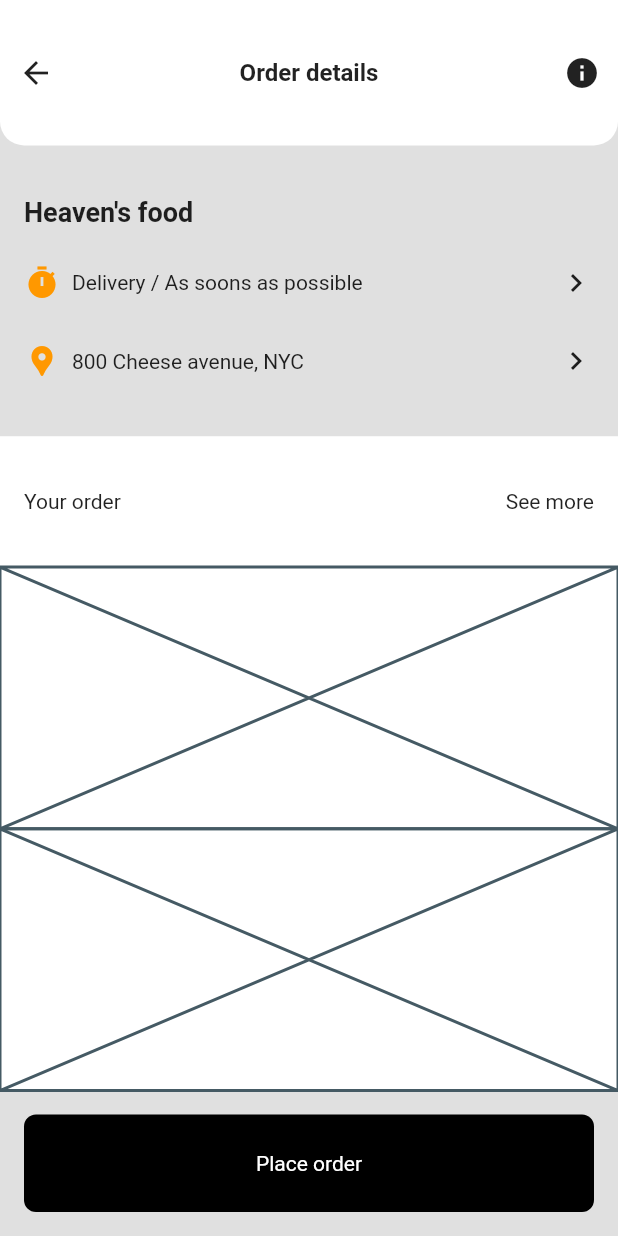
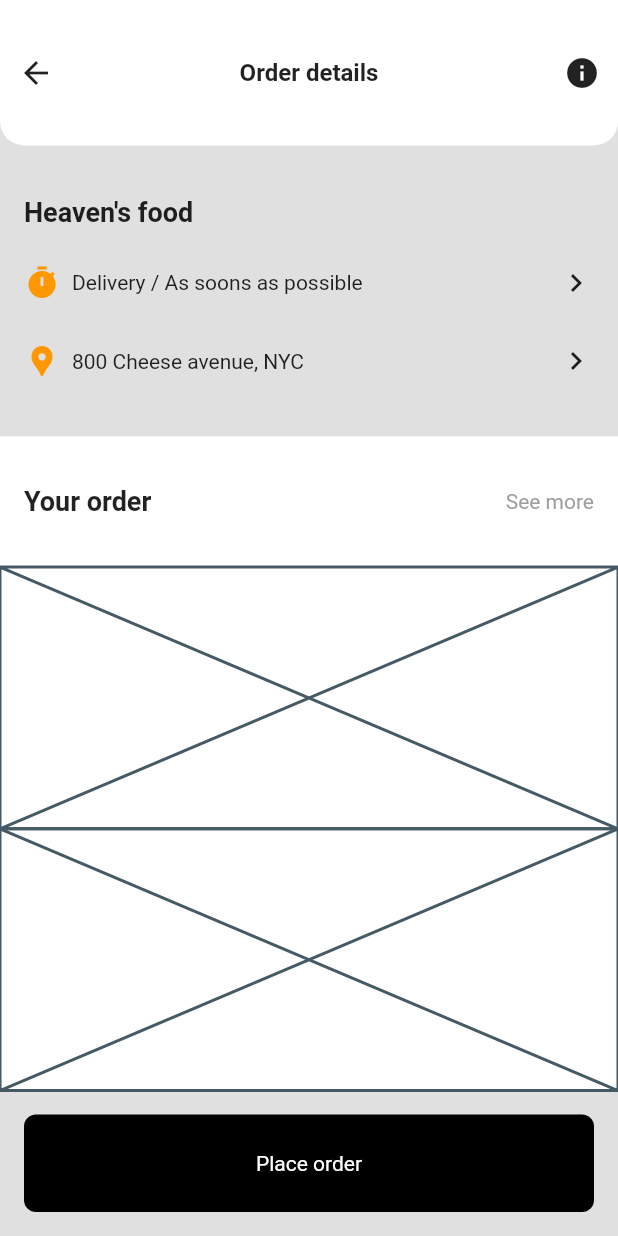
Before and after one commit to JAICHANGPARK/flutter_notebook_11th_story, a Flutter app: the screen it shows after launch, item 2 of the bottom bar chosen, on a phone screen of 412 x 824 dp. Run offline on Flutter 3.47's test engine with Material 2 defaults, Android fonts, the phone set to English and light mode, and no system bars; our stand-ins replace backdrop, badges, flutter_inner_drawer, flutter_slidable, flutter_swiper, google_fonts; network calls fail.

Commit message:
Update food_order_page.dart

```diff
--- a/lib/ep744_food_app/ui/food_order_page.dart
+++ b/lib/ep744_food_app/ui/food_order_page.dart
@@ -99,8 +99,13 @@ class _FoodOrderPageState extends State<FoodOrderPage> {
                       child: Row(
                         mainAxisAlignment: MainAxisAlignment.spaceBetween,
                         children: [
-                          Text("Your order"),
-                          Text("See more"),
+                          Text("Your order",style: TextStyle(
+                            fontSize: 18,
+                            fontWeight: FontWeight.bold,
+                          ),),
+                          Text("See more", style: TextStyle(
+                            color: Colors.grey,
+                          ),),
                         ],
                       ),
                     )),
```
